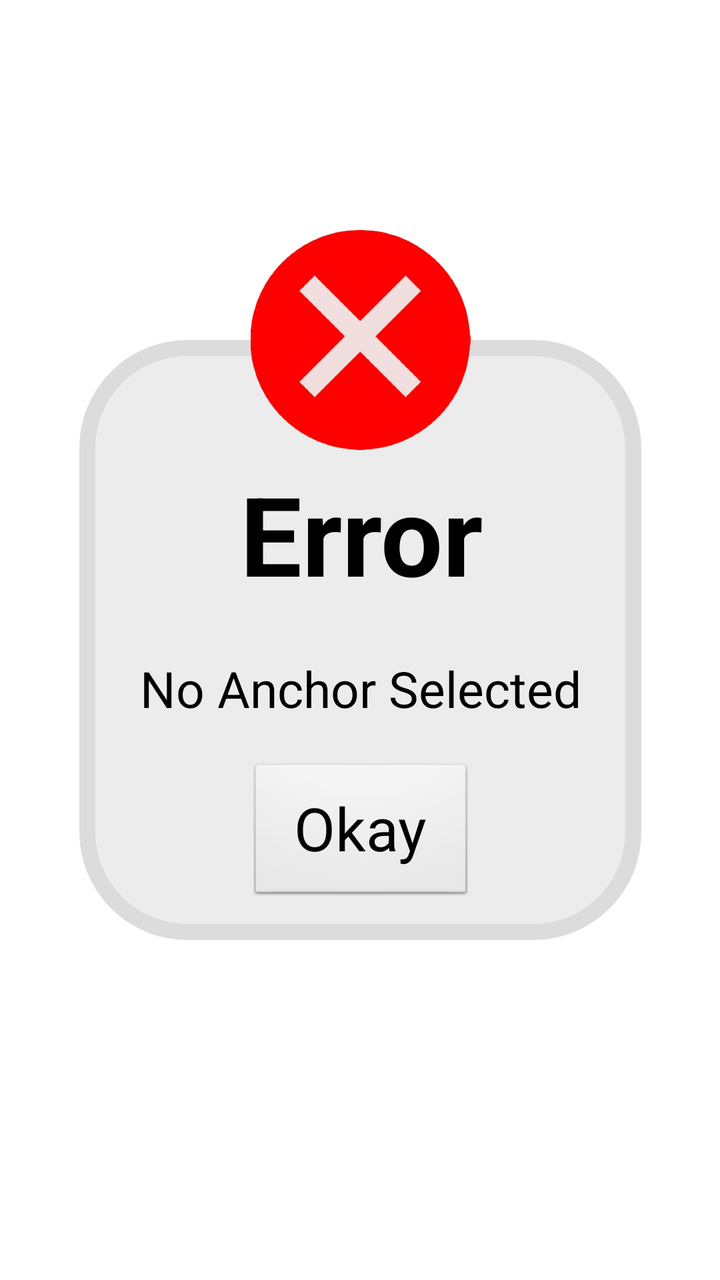
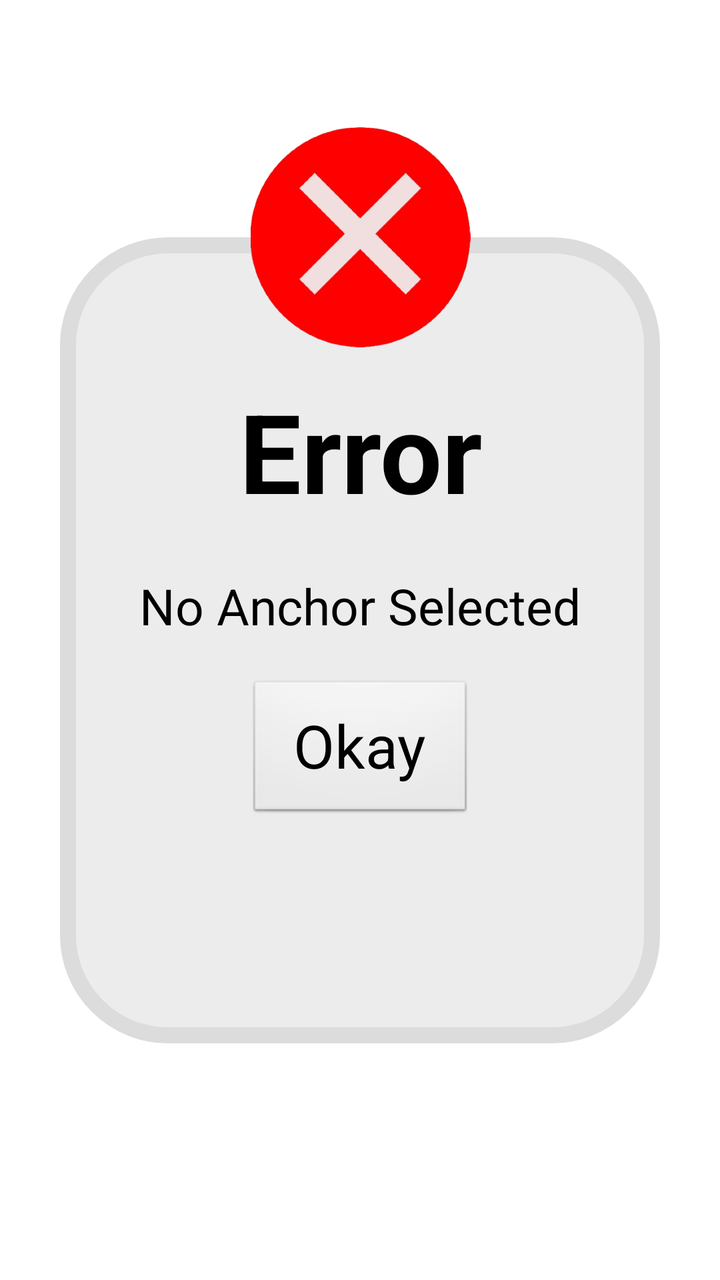

Compare the two renders of this Android layout. The source of the first and the diff that turns it into the second are given below.
<!-- AndroidManifest.xml: application theme AppTheme -->
<!-- res/layout/alert_dialogue.xml -->
<?xml version="1.0" encoding="utf-8"?>
<androidx.constraintlayout.widget.ConstraintLayout xmlns:android="http://schemas.android.com/apk/res/android"
    xmlns:app="http://schemas.android.com/apk/res-auto"
    xmlns:tools="http://schemas.android.com/tools"
    android:id="@+id/alertCL"
    android:layout_width="match_parent"
    android:layout_height="match_parent">

    <androidx.constraintlayout.widget.ConstraintLayout
        android:id="@+id/alertDialogueCL"
        android:layout_width="281dp"
        android:layout_height="300dp"
        android:background="@drawable/alert_background"
        app:layout_constraintBottom_toBottomOf="parent"
        app:layout_constraintEnd_toEndOf="parent"
        app:layout_constraintStart_toStartOf="parent"
        app:layout_constraintTop_toTopOf="parent">

        <TextView
            android:id="@+id/alertTitleTV"
            android:layout_width="wrap_content"
            android:layout_height="wrap_content"
            android:layout_marginTop="32dp"
            android:gravity="center_horizontal"
            android:paddingTop="28dp"
            android:text="Error"
            android:textColor="@color/black"
            android:textSize="55sp"
            android:textStyle="bold"
            app:layout_constraintEnd_toEndOf="parent"
            app:layout_constraintStart_toStartOf="parent"
            app:layout_constraintTop_toTopOf="@+id/alertDialogueCL" />

        <TextView
            android:id="@+id/alertDescriptionTV"
            android:layout_width="wrap_content"
            android:layout_height="wrap_content"
            android:layout_marginTop="16dp"
            android:gravity="center_horizontal"
            android:padding="8dp"
            android:text="No Anchor Selected"
            android:textColor="@color/black"
            android:textSize="25sp"
            app:layout_constraintBottom_toTopOf="@+id/alertDoneB"
            app:layout_constraintEnd_toEndOf="parent"
            app:layout_constraintStart_toStartOf="parent"
            app:layout_constraintTop_toBottomOf="@+id/alertTitleTV" />

        <Button
            android:id="@+id/alertDoneB"
            android:layout_width="113dp"
            android:layout_height="71dp"
            android:layout_marginStart="40dp"
            android:layout_marginTop="12dp"
            android:layout_marginEnd="40dp"
            android:text="Okay"
            android:textSize="30sp"
            app:cornerRadius="15dp"
            app:layout_constraintEnd_toEndOf="parent"
            app:layout_constraintHorizontal_bias="0.503"
            app:layout_constraintStart_toStartOf="parent"
            app:layout_constraintTop_toBottomOf="@+id/alertDescriptionTV" />

    </androidx.constraintlayout.widget.ConstraintLayout>

    <ImageView
        android:id="@+id/alertLogoIV"
        android:layout_width="135dp"
        android:layout_height="110dp"
        android:src="@drawable/error"
        app:layout_constraintBottom_toTopOf="@+id/alertDialogueCL"
        app:layout_constraintEnd_toEndOf="parent"
        app:layout_constraintStart_toStartOf="parent"
        app:layout_constraintTop_toTopOf="@+id/alertDialogueCL"
        app:layout_constraintVertical_bias="0.597" />

</androidx.constraintlayout.widget.ConstraintLayout>
<!-- resources referenced by this layout -->
<resources>
  <color name="black">#FF000000</color>
  <!-- drawable alert_background (drawable) -->
  <?xml version="1.0" encoding="UTF-8"?>
  <shape xmlns:android="http://schemas.android.com/apk/res/android">
      <stroke
          android:width="8dp"
          android:color="#dcdcdc" />
      <corners android:radius="50dp" />
      <solid android:color="#ececec" />
  </shape>
  <!-- drawable error: png bitmap (drawable, 115334 bytes) -->
  <style name="AppTheme" parent="AppBaseTheme">
      
    </style>
  <style name="AppBaseTheme" parent="android:Theme.Light">
      
    </style>
</resources>

<!-- the commit's change to res/layout/alert_dialogue.xml (unified diff, before → after) -->
@@ -8,9 +8,10 @@
 
     <androidx.constraintlayout.widget.ConstraintLayout
         android:id="@+id/alertDialogueCL"
-        android:layout_width="281dp"
-        android:layout_height="300dp"
+        android:layout_width="300dp"
+        android:layout_height="403dp"
         android:background="@drawable/alert_background"
+        android:padding="10dp"
         app:layout_constraintBottom_toBottomOf="parent"
         app:layout_constraintEnd_toEndOf="parent"
         app:layout_constraintStart_toStartOf="parent"
